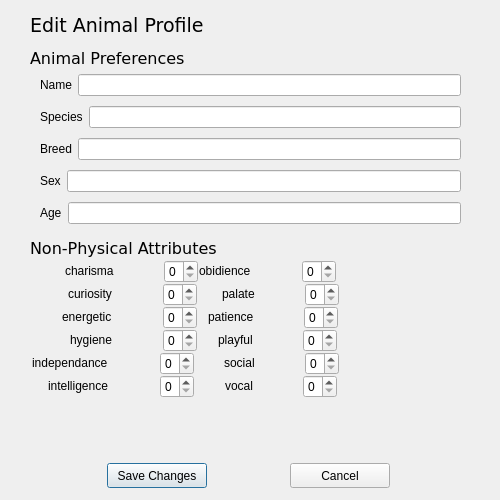
Above: editanimal.ui from ColeMacdonald1709/comp3004 before the change. Below: the same form after it.
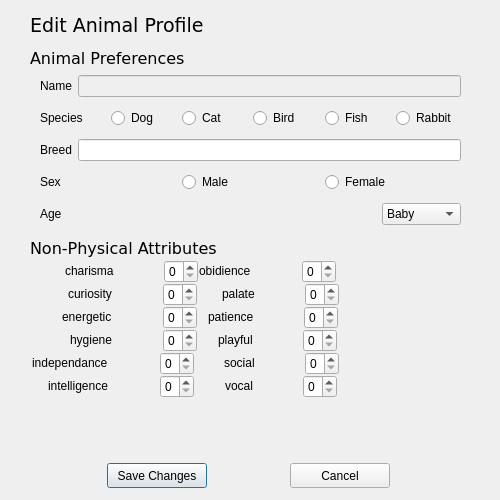
That is the form after the change.

```diff
--- a/editanimal.ui
+++ b/editanimal.ui
@@ -60,7 +60,11 @@
        </widget>
       </item>
       <item>
-       <widget class="QLineEdit" name="txtName"/>
+       <widget class="QLineEdit" name="txtName">
+        <property name="enabled">
+         <bool>false</bool>
+        </property>
+       </widget>
       </item>
      </layout>
     </item>
@@ -80,7 +84,39 @@
        </widget>
       </item>
       <item>
-       <widget class="QLineEdit" name="txtSpecies"/>
+       <widget class="QRadioButton" name="radDog">
+        <property name="text">
+         <string>Dog</string>
+        </property>
+       </widget>
+      </item>
+      <item>
+       <widget class="QRadioButton" name="radCat">
+        <property name="text">
+         <string>Cat</string>
+        </property>
+       </widget>
+      </item>
+      <item>
+       <widget class="QRadioButton" name="radBird">
+        <property name="text">
+         <string>Bird</string>
+        </property>
+       </widget>
+      </item>
+      <item>
+       <widget class="QRadioButton" name="radFist">
+        <property name="text">
+         <string>Fish</string>
+        </property>
+       </widget>
+      </item>
+      <item>
+       <widget class="QRadioButton" name="radRabbit">
+        <property name="text">
+         <string>Rabbit</string>
+        </property>
+       </widget>
       </item>
      </layout>
     </item>
@@ -120,7 +156,18 @@
        </widget>
       </item>
       <item>
-       <widget class="QLineEdit" name="txtSex"/>
+       <widget class="QRadioButton" name="radMale">
+        <property name="text">
+         <string>Male</string>
+        </property>
+       </widget>
+      </item>
+      <item>
+       <widget class="QRadioButton" name="radFemale">
+        <property name="text">
+         <string>Female</string>
+        </property>
+       </widget>
       </item>
      </layout>
     </item>
@@ -140,7 +187,37 @@
        </widget>
       </item>
       <item>
-       <widget class="QLineEdit" name="txtAge"/>
+       <widget class="QComboBox" name="ageComboBox">
+        <property name="enabled">
+         <bool>true</bool>
+        </property>
+        <property name="sizePolicy">
+         <sizepolicy hsizetype="Fixed" vsizetype="Fixed">
+          <horstretch>0</horstretch>
+          <verstretch>0</verstretch>
+         </sizepolicy>
+        </property>
+        <item>
+         <property name="text">
+          <string>Baby</string>
+         </property>
+        </item>
+        <item>
+         <property name="text">
+          <string>Teenage</string>
+         </property>
+        </item>
+        <item>
+         <property name="text">
+          <string>Adult</string>
+         </property>
+        </item>
+        <item>
+         <property name="text">
+          <string>Mature</string>
+         </property>
+        </item>
+       </widget>
       </item>
      </layout>
     </item>
```
